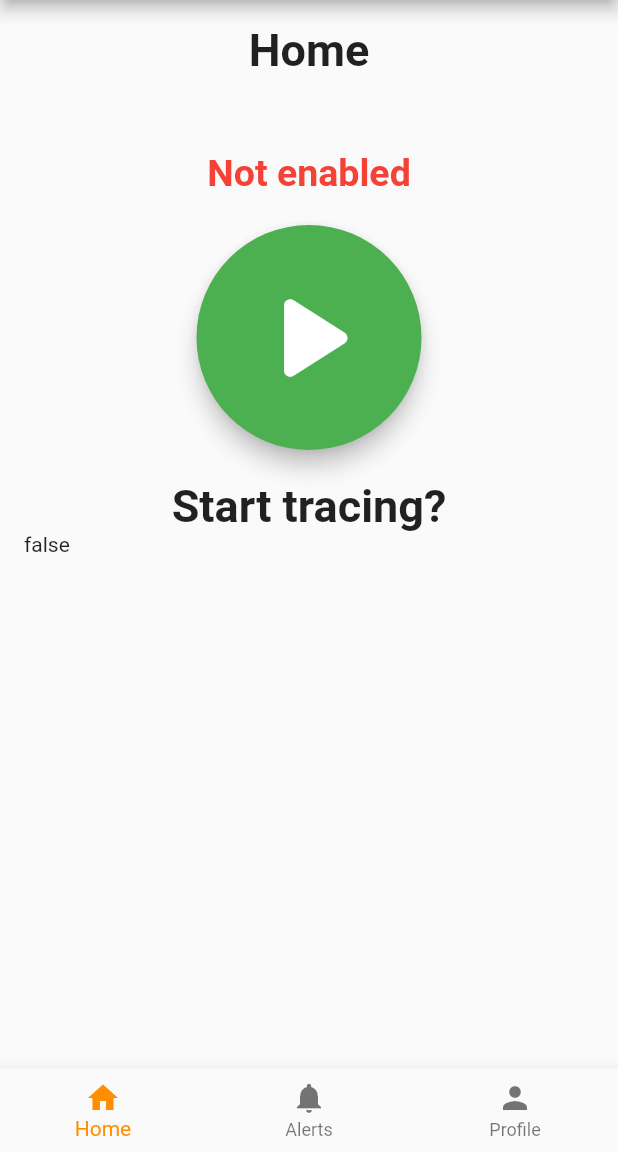
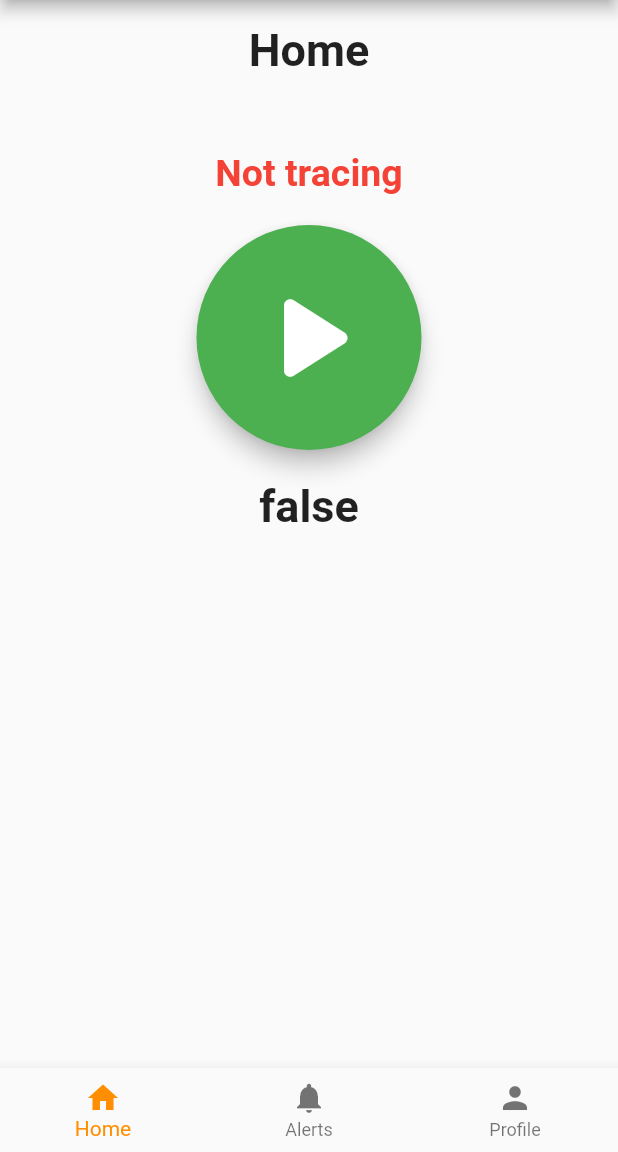
Before and after one commit to nazayer/TraceME, a Flutter app: the HomePage screen opened directly, on a phone screen of 412 x 824 dp, the part 84-1236 px from its top. Run offline on Flutter 3.47's test engine with Material 2 defaults, Android fonts, the phone set to English and light mode, and no system bars; our stand-ins replace bloc, equatable, flutter_bloc.

Commit message:
19/10 flashing text and clean home screen

```diff
--- a/lib/widgets/scanWedgit.dart
+++ b/lib/widgets/scanWedgit.dart
@@ -24,19 +24,14 @@ class ScanWidgetState extends State<ScanWidget> {
           _scanning
               ? MyBlinkingText()
               : Text(
-                  'Not enabled',
+                  'Not tracing',
                   style: flashingStyle,
                   textAlign: TextAlign.center,
                 ),
           SizedBox(width: 20.00, height: 20.00),
           _scanning ? stop() : scan(),
           SizedBox(width: 20.00, height: 20.00),
-          _scanning
-              ? Text('Stop tracing?',
-                  textAlign: TextAlign.center, style: optionStyle)
-              : Text('Start tracing?',
-                  textAlign: TextAlign.center, style: optionStyle),
-          Text('$_scanning'),
+          Text('$_scanning', textAlign: TextAlign.center, style: optionStyle),
         ]);
   }
 
```
